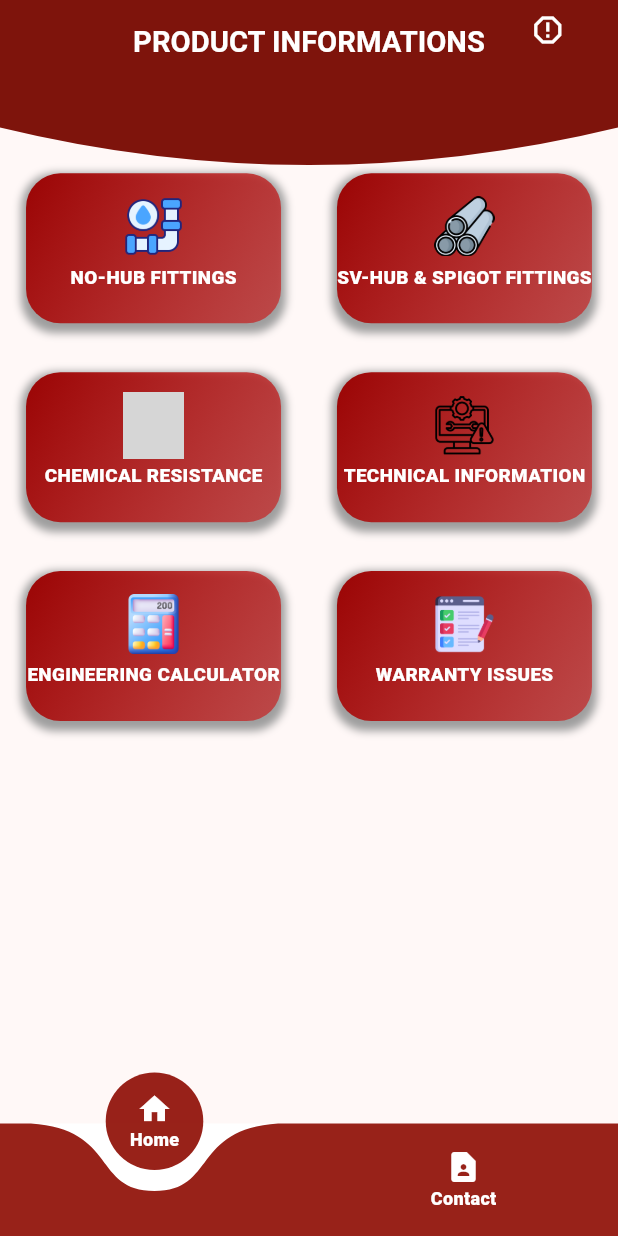
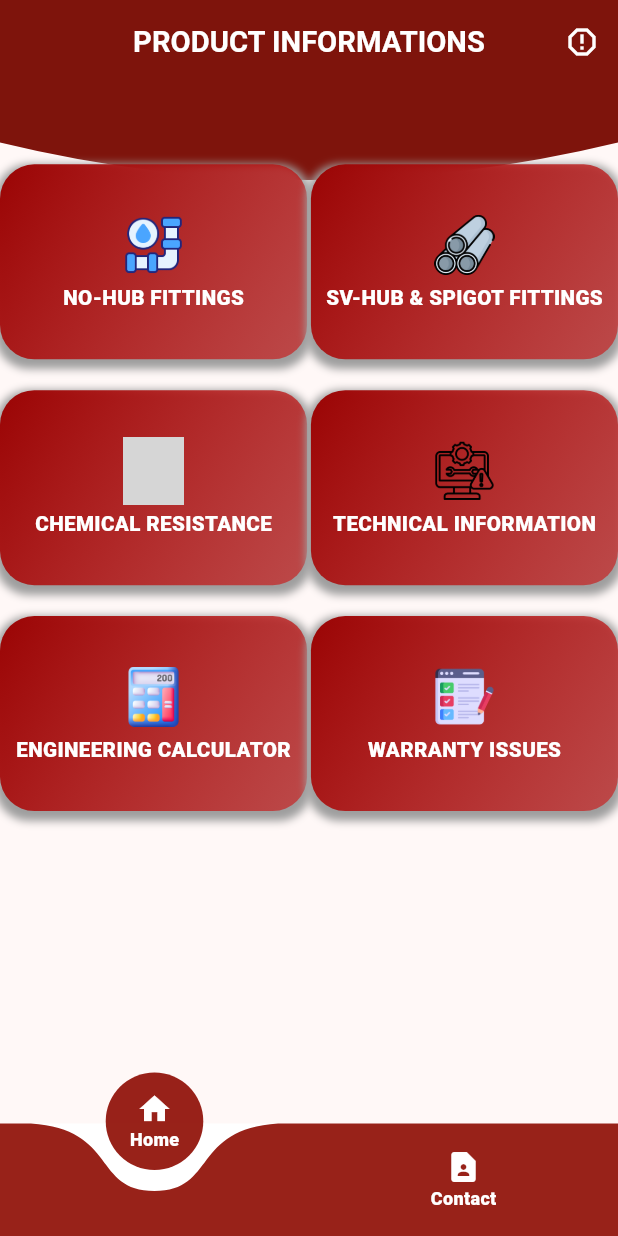
Before and after one commit to bhuvaneshwaranoffl/catlog_app, a Flutter app: the screen it shows after launch, on a phone screen of 412 x 824 dp. Run offline on Flutter 3.47's test engine with Material 3 defaults, Android fonts, the phone set to English and light mode, and no system bars; drawn by our look-alikes of curved_navigation_bar; our stand-ins replace flutter_screenutil, go_router, image_picker; missing offline and left inert: syncfusion_flutter_pdfviewer; grey boxes are pictures that could not be loaded.

Commit message:
responsiveness added

```diff
--- a/lib/home/view/screens/contact_screen/contact_page.dart
+++ b/lib/home/view/screens/contact_screen/contact_page.dart
@@ -48,7 +48,7 @@ class _ContactPageState extends State<ContactPage> {
                 SizedBox(
                   height: 120.h, // Height of your AppBar
                   child: AppBar(
-                    title: Text("Contact",
+                    title: Text("CONTACT",
                     style: TextStyle(fontSize:fontSize,
                     fontWeight: FontWeight.w600),),
                     centerTitle: true,
--- a/lib/home/view/screens/home_page.dart
+++ b/lib/home/view/screens/home_page.dart
@@ -31,18 +31,18 @@ class _HomePageState extends State<HomePage> {
           int flex;
           if (constraints.maxWidth > 600 &&
               MediaQuery.of(context).orientation == Orientation.landscape) {
-            height = 100;
+            height = 120;
             fontSize = 11.3.sp;
             flex = 3;
           } else {
-            height = 135;
+            height = 145;
             fontSize = 17.sp;
             flex = 6;
           }
           return Stack(
             children: [
               CustomPaint(
-                size: const Size.fromHeight(200.0),
+                size: const Size.fromHeight(220.0),
                 painter: CurvedTickAppBarPainter(),
                 child: Container(
                   height: height,
@@ -61,14 +61,11 @@ class _HomePageState extends State<HomePage> {
                   ),
                 ),
                 actions: [
-                  Padding(
-                    padding:EdgeInsets.only(right: 20.w,bottom: 20.h),
-                    child: IconButton(
+                  IconButton(
                     onPressed: () {
                       context.pushNamed("/aboutus");
                     },
                     icon: const Icon(Icons.report_gmailerrorred),
-                    ),
                   )
                 ],
               ),
@@ -86,42 +83,41 @@ class _HomePageState extends State<HomePage> {
                         double imgHeight;
                         double imgwidth;
                         double font;
-                        double padding;
-                        if (constraints.maxWidth > 600 &&
+                      //  double padding;
+                        if (constraints.maxWidth < 600) {
+                          // Mobile layout
+                          crossAxisCount = 2;
+                          mainAxisheight = 148;
+                          height = 130;
+                          width = 300;
+                          imgwidth = 35.w;
+                          imgHeight = 35.h;
+                          font = 12.sp;
+                        //  padding = 40.h;
+                        } else if (constraints.maxWidth > 1280 &&
                             MediaQuery.of(context).orientation ==
                                 Orientation.landscape) {
-                          crossAxisCount = 2;
-                          mainAxisheight = 150;
-                          height = 130;
-                          width = 300;
-                          imgwidth = 95.w;
-                          imgHeight = 95.h;
-                          font = 7.sp;
-                          padding = 40.h;
-                        }
-
-                        if (constraints.maxWidth > 1280 &&
-                            MediaQuery.of(context).orientation ==
-                                Orientation.landscape) {
-                          crossAxisCount = 4;
+                          // Tablet/Large screen in Landscape
+                          crossAxisCount = 3;
                           mainAxisheight = 130;
                           height = 110;
-                          width = 270;
+                          width = 370;
                           imgwidth = 45.w;
                           imgHeight = 45.h;
                           font = 3.sp;
-                          padding = 10.h;
-                        }
-                         else {
-                          crossAxisCount = 2;
+                        //  padding = 10.h;
+                        } else {
+                          // Default case (Medium screens, portrait tablets, etc.)
+                          crossAxisCount = 3;
                           mainAxisheight = 130;
                           height = 100;
                           width = 170;
-                          imgwidth = 35.w;
-                          imgHeight = 35.h;
-                          font = 11.sp;
-                          padding = 10.h;
+                          imgwidth = 75.w;
+                          imgHeight = 75.h;
+                          font = 4.sp;
+                         // padding = 10.h;
                         }
+
                         return GridView.builder(
                           itemCount: items.length,
                           scrollDirection: Axis.vertical,
@@ -186,9 +182,9 @@ class _HomePageState extends State<HomePage> {
                                       //   fit: BoxFit.cover,
                                       // ),
                                     ),
-                                    child: Padding(
-                                      padding: EdgeInsets.only(top: padding),
                                     child: Column(
+                                      mainAxisAlignment:
+                                          MainAxisAlignment.center,
                                       children: [
                                         SizedBox(
                                           height: imgHeight,
@@ -210,7 +206,6 @@ class _HomePageState extends State<HomePage> {
                                       ],
                                     ),
                                   ),
-                                  ),
                                   SizedBox(height: 10.h),
                                 ],
                               ),
```
Also changed, not shown: 1 other file. Lines whose indentation alone changed are shown as unchanged.
